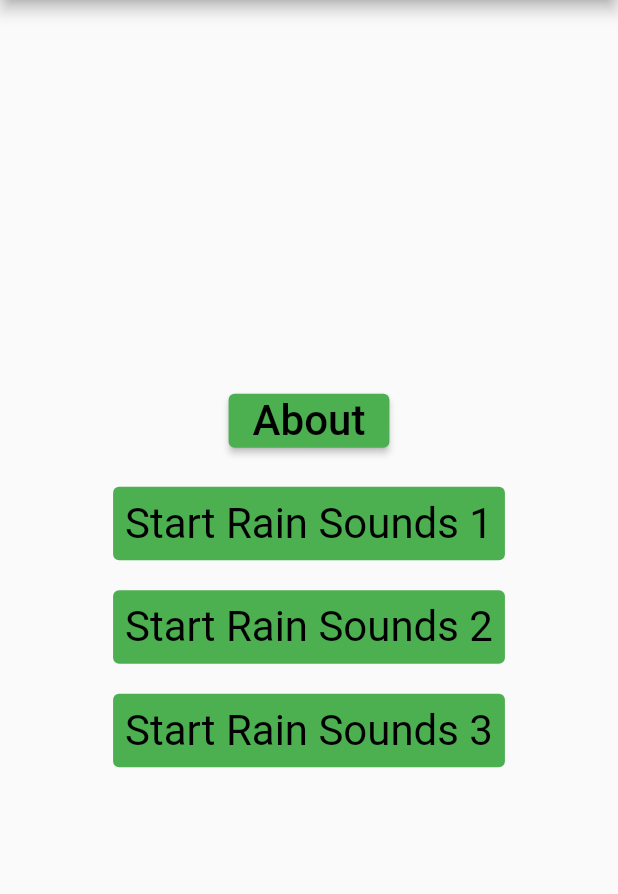
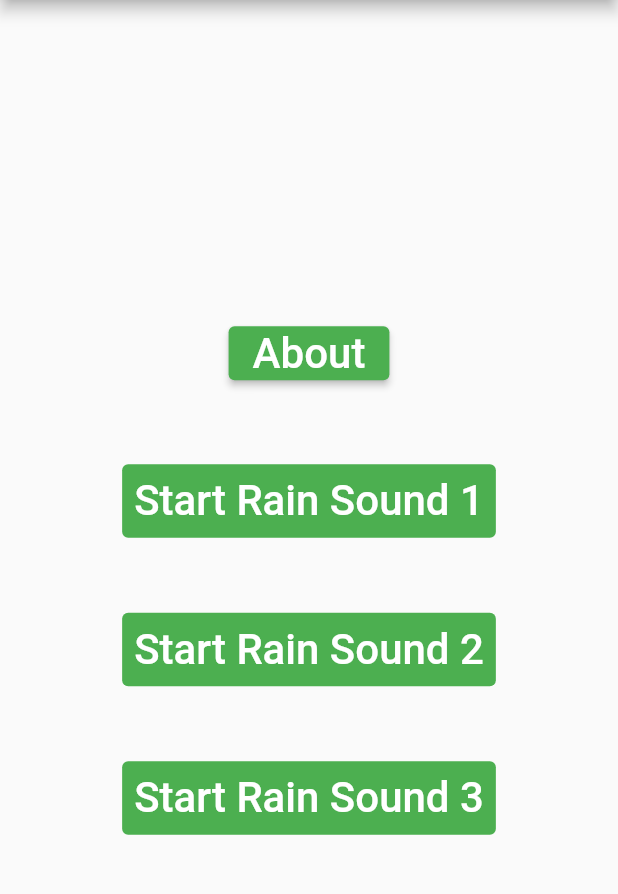
Before and after one commit to Michael-S/shut_up_and_make_rain_sounds, a Flutter app: the AboutPage screen opened directly, after a tap on "Back", on a phone screen of 412 x 824 dp, the part 84-978 px from its top. Run offline on Flutter 3.47's test engine with Material 2 defaults, Android fonts, the phone set to English and light mode, and no system bars; our stand-ins replace audioplayers, flutter_linkify.

Commit message:
Tweaked styling and layout.
Made the button text consistently white.
Spaced out the buttons better.
Added padding around the about text.

```diff
--- a/lib/main.dart
+++ b/lib/main.dart
@@ -62,15 +62,18 @@ class _AboutPageState extends State<AboutPage> {
       body: Center(
         child: ListView(
           children: <Widget>[
-            ElevatedButton(
-                child: const Text('Back',
-                    style: TextStyle(color: Colors.black, fontSize: 28.0)),
+            Container(
+              padding: const EdgeInsets.all(10),
+              child: ElevatedButton(
+                  child: const Text('Back', style: TextStyle(fontSize: 28.0)),
                   onPressed: () {
                     Navigator.push(context,
                         MaterialPageRoute(builder: (context) => const MyApp()));
                   }),
-            //Text(aboutContents, style: const TextStyle(color: Colors.black, fontSize: 16.0)),
-            Linkify(
+            ),
+            Container(
+              padding: const EdgeInsets.all(10),
+              child: Linkify(
                 onOpen: (link) async {
                   if (await canLaunch(link.url)) {
                     await launch(link.url);
@@ -85,6 +88,7 @@ class _AboutPageState extends State<AboutPage> {
                     color: Colors.blue,
                     fontSize: 14.0,
                     decoration: TextDecoration.underline),
+              ),
             ),
           ],
         ),
@@ -120,6 +124,7 @@ class _MyHomePageState extends State<MyHomePage> {
     "assets/audio/rain_and_thunder_public_domain_2.mp3",
     "assets/audio/rain_and_thunder_public_domain_3.mp3",
   ];
+  double _buttonPadding = 25.0;
 
   Future playSound(int index) async {
     player.setReleaseMode(ReleaseMode.LOOP);
@@ -178,11 +183,11 @@ class _MyHomePageState extends State<MyHomePage> {
 
   String rainSoundsButtonText(int index) {
     if (_playingRainSounds && _playingIndex == index) {
-      return "Stop Rain Sounds " + (index + 1).toString();
+      return "Stop All Rain Sounds";
     } else if (_playingRainSounds) {
-      return "Switch Rain Sounds " + (index + 1).toString();
+      return "Switch To Rain Sound " + (index + 1).toString();
     } else {
-      return "Start Rain Sounds " + (index + 1).toString();
+      return "Start Rain Sound " + (index + 1).toString();
     }
   }
 
@@ -221,58 +226,58 @@ class _MyHomePageState extends State<MyHomePage> {
           mainAxisAlignment: MainAxisAlignment.center,
           children: <Widget>[
             Container(
-                padding: const EdgeInsets.all(10),
+                padding: EdgeInsets.all(_buttonPadding),
                 child: ElevatedButton(
-                    child: const Text('About',
-                        style: TextStyle(color: Colors.black, fontSize: 28.0)),
+                    child:
+                        const Text('About', style: TextStyle(fontSize: 28.0)),
                     onPressed: () {
+                      if (_playingRainSounds) {
+                        _togglePlayingRainSounds(_playingIndex);
+                      }
                       Navigator.push(
                           context,
                           MaterialPageRoute(
                               builder: (context) => const AboutPage()));
                     })),
             Container(
-              padding: const EdgeInsets.all(10),
+              padding: EdgeInsets.all(_buttonPadding),
               child: TextButton(
                 style: ButtonStyle(
                   backgroundColor: playingRainSoundsAtIndex(0)
                       ? MaterialStateProperty.all<Color>(Colors.red)
                       : MaterialStateProperty.all<Color>(Colors.green),
-                  textStyle: MaterialStateProperty.all<TextStyle>(
-                      const TextStyle(fontSize: 28.0)),
                 ),
                 child: Text(rainSoundsButtonText(0),
-                    style: const TextStyle(color: Colors.black)),
+                    style:
+                        const TextStyle(color: Colors.white, fontSize: 28.0)),
                 onPressed: _togglePlayingRainSounds1,
               ),
             ),
             Container(
-              padding: const EdgeInsets.all(10),
+              padding: EdgeInsets.all(_buttonPadding),
               child: TextButton(
                 style: ButtonStyle(
                   backgroundColor: playingRainSoundsAtIndex(1)
                       ? MaterialStateProperty.all<Color>(Colors.red)
                       : MaterialStateProperty.all<Color>(Colors.green),
-                  textStyle: MaterialStateProperty.all<TextStyle>(
-                      const TextStyle(fontSize: 28.0)),
                 ),
                 child: Text(rainSoundsButtonText(1),
-                    style: const TextStyle(color: Colors.black)),
+                    style:
+                        const TextStyle(color: Colors.white, fontSize: 28.0)),
                 onPressed: _togglePlayingRainSounds2,
               ),
             ),
             Container(
-              padding: const EdgeInsets.all(10),
+              padding: EdgeInsets.all(_buttonPadding),
               child: TextButton(
                 style: ButtonStyle(
                   backgroundColor: playingRainSoundsAtIndex(2)
                       ? MaterialStateProperty.all<Color>(Colors.red)
                       : MaterialStateProperty.all<Color>(Colors.green),
-                  textStyle: MaterialStateProperty.all<TextStyle>(
-                      const TextStyle(fontSize: 28.0)),
                 ),
                 child: Text(rainSoundsButtonText(2),
-                    style: const TextStyle(color: Colors.black)),
+                    style:
+                        const TextStyle(color: Colors.white, fontSize: 28.0)),
                 onPressed: _togglePlayingRainSounds3,
               ),
             ),
```
Lines whose indentation alone changed are shown as unchanged.
